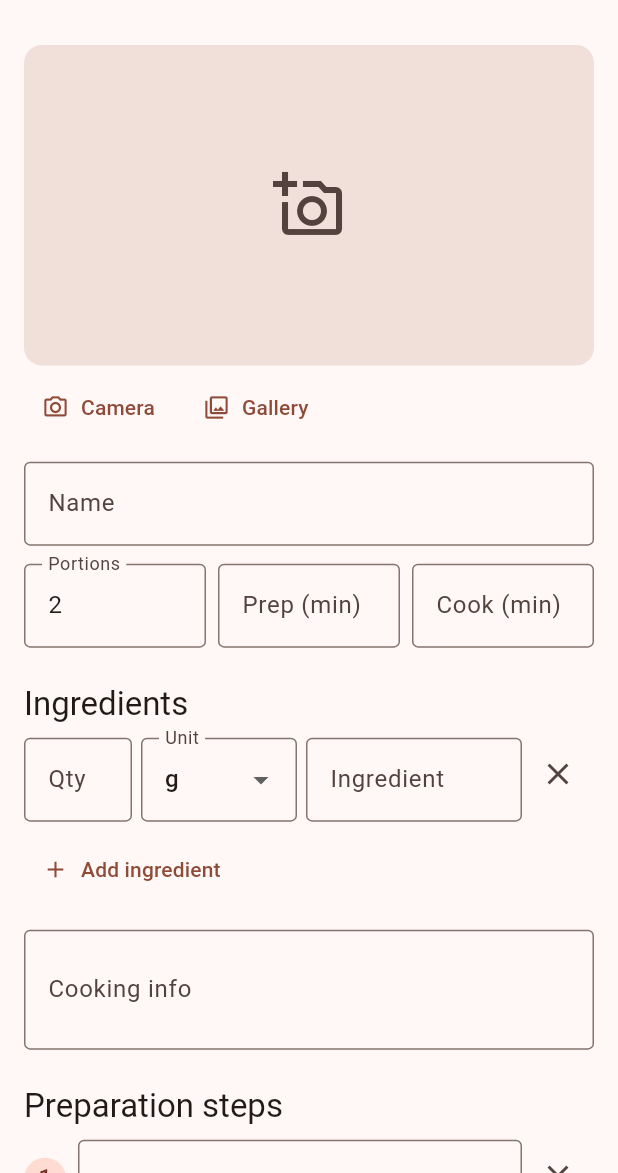
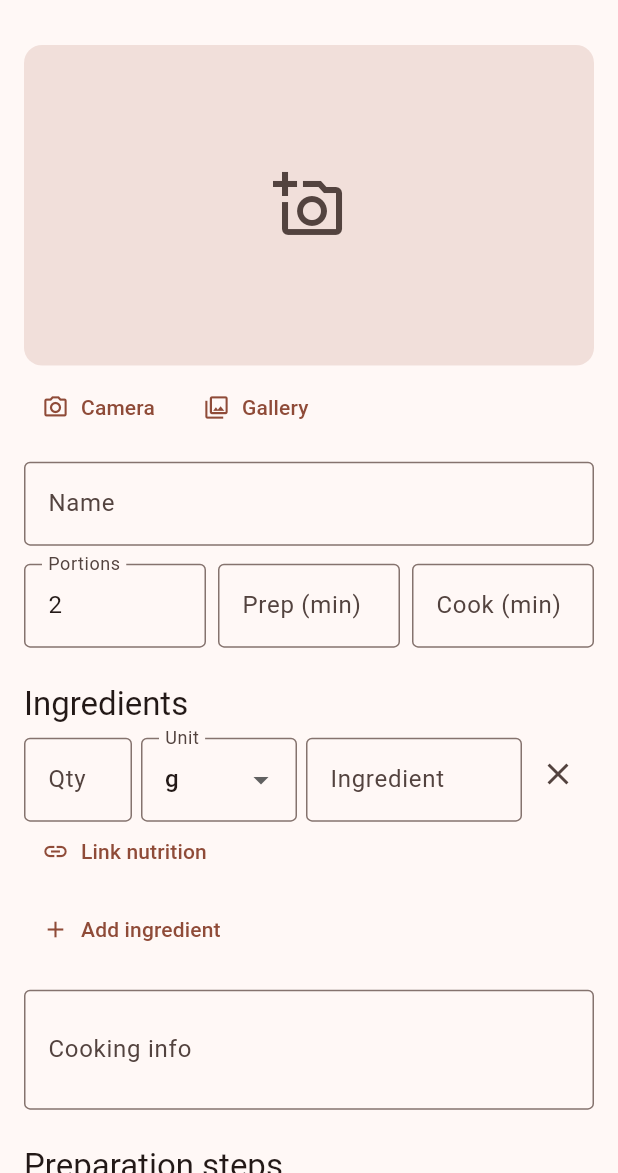
Before and after one commit to Zemo1337/manja, a Flutter app: the RecipeEditScreen screen opened directly, on a phone screen of 412 x 824 dp, the part 63-1236 px from its top. Run offline on Flutter 3.47's test engine with Material 3 defaults, Android fonts, the phone set to English and light mode, and no system bars; our stand-ins replace drift, drift_flutter, image_picker; accounts and stored records are empty; generated files the repository leaves out were written again.

Commit message:
Link recipe ingredients to foods
- "Link nutrition" under each ingredient opens a food picker: results on
  the device show instantly, USDA results load below (with retry and a
  readable message when offline or rate limited)
- The picker starts with the ingredient name; picking a food fills an
  empty name
- Linked rows show the food, can be changed or unlinked, and warn when
  the chosen unit has no gram weight for that food
- Linked foods are always kept on the device
- Widget test for linking, the unit warning and saving the link

Co-Authored-By: Claude Opus 5.5 <noreply@anthropic.com>

```diff
--- a/lib/ui/recipes/recipe_edit_screen.dart
+++ b/lib/ui/recipes/recipe_edit_screen.dart
@@ -2,10 +2,12 @@ import 'dart:io';
 
 import 'package:flutter/material.dart';
 import 'package:image_picker/image_picker.dart';
+import 'package:nutrition_core/nutrition_core.dart' show Food, gramsFor;
 
 import '../../app_scope.dart';
 import '../../data/database.dart';
 import '../../domain/units.dart';
+import '../nutrition/food_picker_sheet.dart';
 import 'recipe_photo.dart';
 
 class RecipeEditScreen extends StatefulWidget {
@@ -18,13 +20,15 @@ class RecipeEditScreen extends StatefulWidget {
 }
 
 class _IngredientRow {
-  _IngredientRow({String name = '', String amount = '', this.unit = CookingUnit.g})
+  _IngredientRow({String name = '', String amount = '', this.unit = CookingUnit.g, this.foodKey})
     : name = TextEditingController(text: name),
       amount = TextEditingController(text: amount);
 
   final TextEditingController name;
   final TextEditingController amount;
   CookingUnit unit;
+  String? foodKey;
+  Food? food;
 
   void dispose() {
     name.dispose();
@@ -45,6 +49,7 @@ class _RecipeEditScreenState extends State<RecipeEditScreen> {
   XFile? _pickedPhoto;
   bool _photoRemoved = false;
   bool _saving = false;
+  bool _foodsLoaded = false;
 
   String? get _existingPhoto => widget.existing?.recipe.photoPath;
 
@@ -63,11 +68,108 @@ class _RecipeEditScreenState extends State<RecipeEditScreen> {
     _info = TextEditingController(text: r?.cookingInfo ?? '');
     _ingredients = [
       for (final i in widget.existing?.ingredients ?? const <RecipeIngredient>[])
-        _IngredientRow(name: i.name, amount: formatAmount(i.amount), unit: CookingUnit.fromName(i.unit)),
+        _IngredientRow(
+          name: i.name,
+          amount: formatAmount(i.amount),
+          unit: CookingUnit.fromName(i.unit),
+          foodKey: i.foodKey,
+        ),
     ];
     if (_ingredients.isEmpty) _ingredients.add(_IngredientRow());
     _steps = [for (final s in widget.existing?.steps ?? const <RecipeStep>[]) TextEditingController(text: s.body)];
     if (_steps.isEmpty) _steps.add(TextEditingController());
+  }
+
+  @override
+  void didChangeDependencies() {
+    super.didChangeDependencies();
+    if (!_foodsLoaded) {
+      _foodsLoaded = true;
+      _loadFoods();
+    }
+  }
+
+  Future<void> _loadFoods() async {
+    final keys = {for (final r in _ingredients) ?r.foodKey};
+    if (keys.isEmpty) return;
+    final foods = await AppScope.of(context).nutrition.foodsByKey(keys);
+    if (!mounted) return;
+    setState(() {
+      for (final r in _ingredients) {
+        r.food = foods[r.foodKey];
+      }
+    });
+  }
+
+  Future<void> _linkFood(_IngredientRow row) async {
+    final food = await showFoodPicker(context, initialQuery: row.name.text.trim());
+    if (food == null || !mounted) return;
+    setState(() {
+      row.food = food;
+      row.foodKey = food.key;
+      if (row.name.text.trim().isEmpty) row.name.text = food.name;
+    });
+  }
+
+  void _unlinkFood(_IngredientRow row) => setState(() {
+    row.food = null;
+    row.foodKey = null;
+  });
+
+  Widget _foodLink(BuildContext context, _IngredientRow row) {
+    final theme = Theme.of(context);
+    if (row.foodKey == null) {
+      return Align(
+        alignment: Alignment.centerLeft,
+        child: TextButton.icon(
+          onPressed: () => _linkFood(row),
+          icon: const Icon(Icons.link, size: 18),
+          label: const Text('Link nutrition'),
+          style: TextButton.styleFrom(visualDensity: VisualDensity.compact),
+        ),
+      );
+    }
+    final food = row.food;
+    final convertible = food != null && gramsFor(food, 1, row.unit) != null;
+    return Padding(
+      padding: const EdgeInsets.only(left: 8),
+      child: Row(
+        children: [
+          Icon(Icons.link, size: 18, color: theme.colorScheme.primary),
+          const SizedBox(width: 6),
+          Expanded(
+            child: Column(
+              crossAxisAlignment: CrossAxisAlignment.start,
+              children: [
+                Text(
+                  food?.name ?? 'Linked ingredient (not on this device)',
+                  style: theme.textTheme.bodySmall,
+                  maxLines: 1,
+                  overflow: TextOverflow.ellipsis,
+                ),
+                if (food != null && !convertible)
+                  Text(
+                    'No gram weight for "${row.unit.symbol}". Use g or ml, or add a portion to the ingredient.',
+                    style: theme.textTheme.bodySmall?.copyWith(color: theme.colorScheme.error),
+                  ),
+              ],
+            ),
+          ),
+          IconButton(
+            tooltip: 'Change',
+            visualDensity: VisualDensity.compact,
+            icon: const Icon(Icons.swap_horiz, size: 20),
+            onPressed: () => _linkFood(row),
+          ),
+          IconButton(
+            tooltip: 'Unlink',
+            visualDensity: VisualDensity.compact,
+            icon: const Icon(Icons.link_off, size: 20),
+            onPressed: () => _unlinkFood(row),
+          ),
+        ],
+      ),
+    );
   }
 
   @override
@@ -124,9 +226,17 @@ class _RecipeEditScreenState extends State<RecipeEditScreen> {
       ingredients: [
         for (final row in _ingredients)
           if (row.name.text.trim().isNotEmpty)
-            IngredientDraft(name: row.name.text.trim(), amount: _parseAmount(row.amount.text) ?? 0, unit: row.unit.name),
+            IngredientDraft(
+              name: row.name.text.trim(),
+              amount: _parseAmount(row.amount.text) ?? 0,
+              unit: row.unit.name,
+              foodKey: row.foodKey,
+            ),
       ],
-      steps: [for (final s in _steps) if (s.text.trim().isNotEmpty) s.text.trim()],
+      steps: [
+        for (final s in _steps)
+          if (s.text.trim().isNotEmpty) s.text.trim(),
+      ],
     );
     await scope.db.saveRecipe(draft);
     await scope.photos.delete(stalePhoto);
@@ -173,7 +283,11 @@ class _RecipeEditScreenState extends State<RecipeEditScreen> {
               label: Text(camera ? 'Gallery' : 'Choose photo'),
             ),
             if (_hasPhoto)
-              TextButton.icon(onPressed: _removePhoto, icon: const Icon(Icons.delete_outline), label: const Text('Remove')),
+              TextButton.icon(
+                onPressed: _removePhoto,
+                icon: const Icon(Icons.delete_outline),
+                label: const Text('Remove'),
+              ),
           ],
         ),
       ],
@@ -194,9 +308,7 @@ class _RecipeEditScreenState extends State<RecipeEditScreen> {
     return Scaffold(
       appBar: AppBar(
         title: Text(_isNew ? 'New recipe' : 'Edit recipe'),
-        actions: [
-          TextButton(onPressed: _saving ? null : _save, child: const Text('Save')),
-        ],
+        actions: [TextButton(onPressed: _saving ? null : _save, child: const Text('Save'))],
       ),
       body: Form(
         key: _formKey,
@@ -249,7 +361,9 @@ class _RecipeEditScreenState extends State<RecipeEditScreen> {
               Padding(
                 key: ObjectKey(row),
                 padding: const EdgeInsets.only(bottom: 8),
-                child: Row(
+                child: Column(
+                  children: [
+                    Row(
                       crossAxisAlignment: CrossAxisAlignment.start,
                       children: [
                         SizedBox(
@@ -258,7 +372,8 @@ class _RecipeEditScreenState extends State<RecipeEditScreen> {
                             controller: row.amount,
                             decoration: const InputDecoration(labelText: 'Qty', border: OutlineInputBorder()),
                             keyboardType: const TextInputType.numberWithOptions(decimal: true),
-                        validator: (v) => row.name.text.trim().isNotEmpty && _parseAmount(v ?? '') == null ? '?' : null,
+                            validator: (v) =>
+                                row.name.text.trim().isNotEmpty && _parseAmount(v ?? '') == null ? '?' : null,
                           ),
                         ),
                         const SizedBox(width: 6),
@@ -270,7 +385,10 @@ class _RecipeEditScreenState extends State<RecipeEditScreen> {
                             decoration: const InputDecoration(labelText: 'Unit', border: OutlineInputBorder()),
                             items: [
                               for (final u in CookingUnit.values)
-                            DropdownMenuItem(value: u, child: Text(u.symbol, overflow: TextOverflow.ellipsis)),
+                                DropdownMenuItem(
+                                  value: u,
+                                  child: Text(u.symbol, overflow: TextOverflow.ellipsis),
+                                ),
                             ],
                             onChanged: (u) => setState(() => row.unit = u ?? row.unit),
                           ),
@@ -288,6 +406,9 @@ class _RecipeEditScreenState extends State<RecipeEditScreen> {
                           icon: const Icon(Icons.close),
                           onPressed: () => setState(() => _ingredients.removeAt(index).dispose()),
                         ),
+                      ],
+                    ),
+                    _foodLink(context, row),
                   ],
                 ),
               ),
```
Also changed, not shown: lib/ui/nutrition/food_picker_sheet.dart (added, +174 -0 lines), 1 other file. Lines whose indentation alone changed are shown as unchanged.
